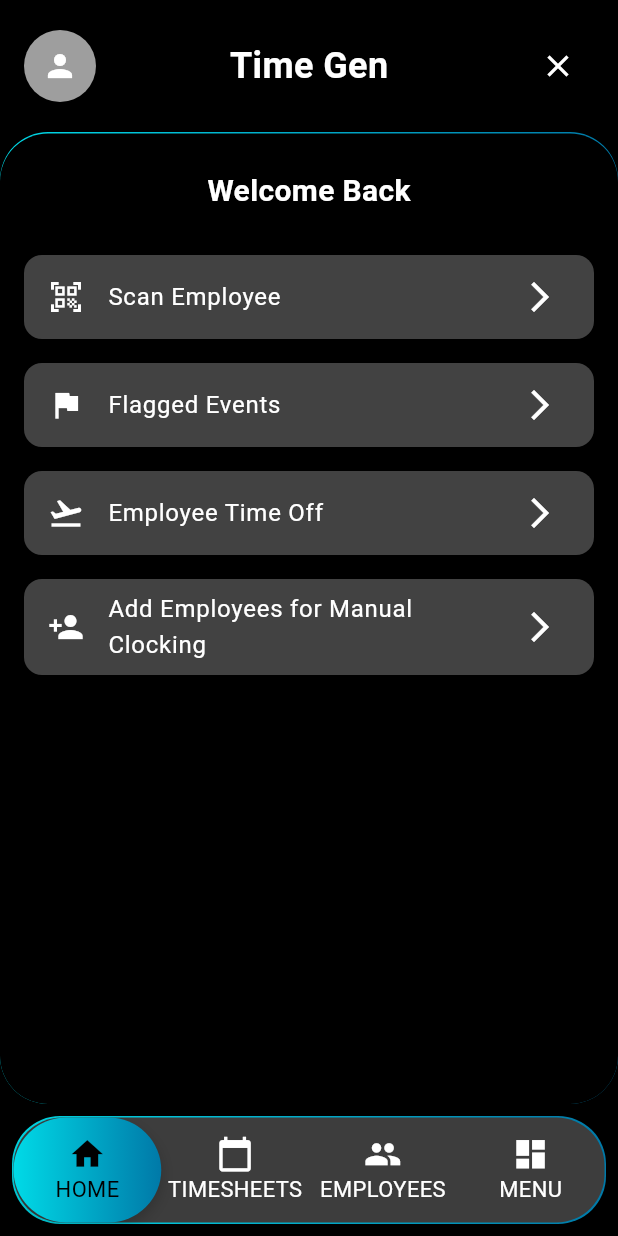
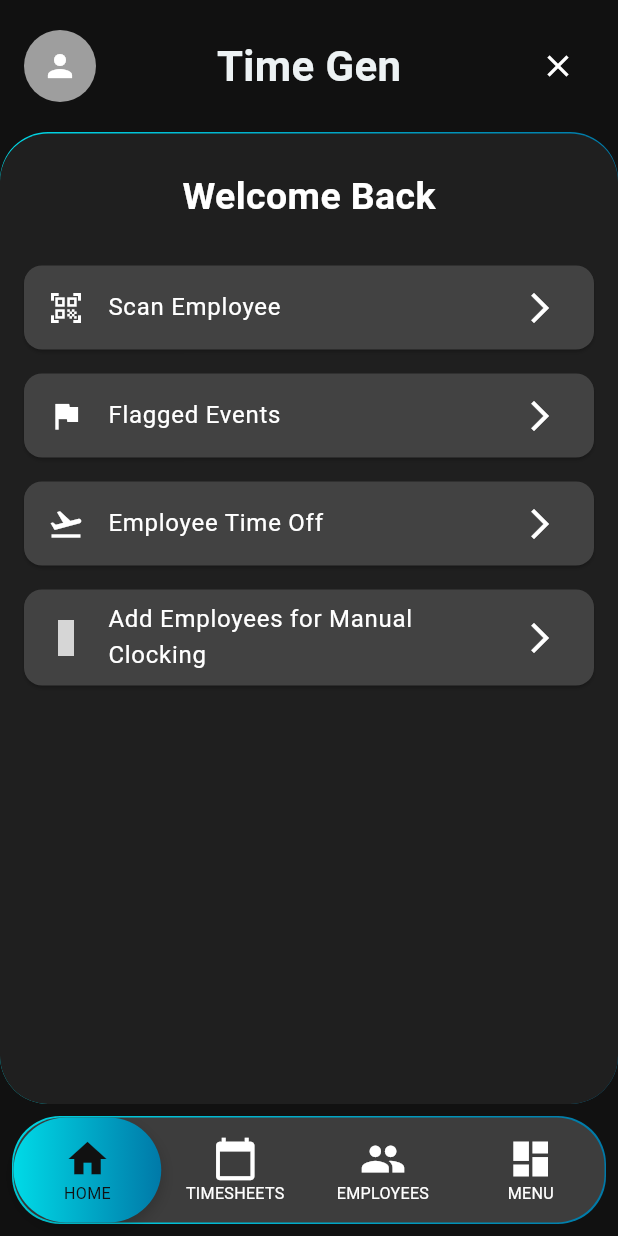
Before and after one commit to williamsykes/VIPIN-Assessment, a Flutter app: the screen it shows after launch, on a phone screen of 412 x 824 dp. Run offline on Flutter 3.47's test engine with Material 3 defaults, Android fonts, the phone set to English and light mode, and no system bars; our stand-ins replace google_fonts, google_nav_bar, material_symbols_icons; grey boxes are pictures that could not be loaded.

Commit message:
cleanup; also, kotlin is being an asshole

```diff
--- a/lib/screens/home.dart
+++ b/lib/screens/home.dart
@@ -1,4 +1,7 @@
 import 'package:flutter/material.dart';
+import 'package:material_symbols_icons/symbols.dart';
+import 'package:vipin_assessment/theme/colors.dart';
+import 'package:vipin_assessment/theme/text_styles.dart';
 import 'package:vipin_assessment/widget/custom/googleNav/google_nav_bar.dart';
 import 'package:vipin_assessment/widget/custom/gradient_border.dart';
 import 'package:vipin_assessment/widget/custom/home_button.dart';
@@ -16,16 +19,16 @@ class _HomeState extends State<Home> {
   final List<Widget> _pages = [
     Column(
       children: [
-        const Padding(
-          padding: EdgeInsets.symmetric(horizontal: 16.0, vertical: 20),
+        Padding(
+          padding: const EdgeInsets.symmetric(
+            horizontal: 16.0,
+            vertical: 20,
+          ),
           child: Align(
             alignment: Alignment.center,
             child: Text(
               'Welcome Back',
-              style: TextStyle(
-                  color: Colors.white,
-                  fontSize: 20,
-                  fontWeight: FontWeight.bold),
+              style: TextStyles.white25ExtraBold,
             ),
           ),
         ),
@@ -46,7 +49,7 @@ class _HomeState extends State<Home> {
                 label: 'Employee Time Off',
               ),
               HomeButton(
-                icon: Icons.person_add,
+                icon: Symbols.distance,
                 label: 'Add Employees for Manual Clocking',
               ),
             ],
@@ -54,11 +57,24 @@ class _HomeState extends State<Home> {
         ),
       ],
     ),
-    const Center(
-        child: Text('Timesheets', style: TextStyle(color: Colors.white))),
-    const Center(
-        child: Text('Employees', style: TextStyle(color: Colors.white))),
-    const Center(child: Text('Menu', style: TextStyle(color: Colors.white))),
+    Center(
+      child: Text(
+        'Timesheets',
+        style: TextStyles.white15ExtraBold,
+      ),
+    ),
+    Center(
+      child: Text(
+        'Employees',
+        style: TextStyles.white15ExtraBold,
+      ),
+    ),
+    Center(
+      child: Text(
+        'Menu',
+        style: TextStyles.white15ExtraBold,
+      ),
+    ),
   ];
 
   void _onItemTapped(int index) {
@@ -70,7 +86,7 @@ class _HomeState extends State<Home> {
   @override
   Widget build(BuildContext context) {
     return Scaffold(
-      backgroundColor: Colors.black,
+      backgroundColor: CustomColors.dark,
       body: SafeArea(
         child: Column(
           children: [
@@ -86,12 +102,9 @@ class _HomeState extends State<Home> {
                     backgroundColor: Colors.grey,
                     child: Icon(Icons.person, color: Colors.white),
                   ),
-                  const Text(
+                  Text(
                     'Time Gen',
-                    style: TextStyle(
-                        color: Colors.white,
-                        fontSize: 24,
-                        fontWeight: FontWeight.bold),
+                    style: TextStyles.offwhite28ExtraBold,
                   ),
                   IconButton(
                     icon: const Icon(Icons.close, color: Colors.white),
@@ -109,8 +122,8 @@ class _HomeState extends State<Home> {
                 allowRight: false,
                 borderGradient: const LinearGradient(
                   colors: [
-                    Color(0xFF00DAE7),
-                    Color(0xFF0079A8),
+                    CustomColors.primary,
+                    CustomColors.primaryDark,
                   ],
                 ),
                 radius: 32,
@@ -125,11 +138,11 @@ class _HomeState extends State<Home> {
       bottomNavigationBar: Padding(
         padding: const EdgeInsets.all(8.0),
         child: GradientBorderContainer(
-          color: const Color(0xFF3D3D3D),
+          color: CustomColors.grey,
           borderGradient: const LinearGradient(
             colors: [
-              Color(0xFF00DAE7),
-              Color(0xFF0079A8),
+              CustomColors.primary,
+              CustomColors.primaryDark,
             ],
           ),
           radius: 32,
@@ -139,11 +152,12 @@ class _HomeState extends State<Home> {
             onTabChange: _onItemTapped,
             backgroundColor: Colors.transparent,
             color: Colors.white,
-            activeColor: Colors.black,
+            activeColor: CustomColors.dark,
+            iconSize: 40,
             tabBackgroundGradient: const LinearGradient(
               colors: [
-                Color(0xFF00DAE7),
-                Color(0xFF0079A8),
+                CustomColors.primary,
+                CustomColors.primaryDark,
               ],
             ),
             tabShadow: [
--- /dev/null
+++ b/lib/theme/colors.dart
@@ -0,0 +1,17 @@
+import 'package:flutter/widgets.dart';
+
+class CustomColors extends Color {
+  const CustomColors(super.value);
+
+  static const primary = Color(0xFF00DAE7);
+  static const primaryDark = Color(0xFF0079A8);
+
+  static const grey = Color(0xFF3D3D3D);
+  static const darkGrey = Color(0xFF2B2B2B);
+
+  static const background = Color(0xFF1F1F1F);
+
+  static const offwhite = Color(0xFFEDF2F4);
+
+  static const dark = Color(0xFF111111);
+}
--- /dev/null
+++ b/lib/theme/text_styles.dart
@@ -0,0 +1,27 @@
+import 'package:flutter/material.dart';
+import 'package:google_fonts/google_fonts.dart';
+import 'package:vipin_assessment/theme/colors.dart';
+
+class TextStyles {
+  static final TextStyle white = GoogleFonts.roboto(
+    color: Colors.white,
+  );
+
+  static final TextStyle white25ExtraBold = GoogleFonts.roboto(
+    fontSize: 25.0,
+    fontWeight: FontWeight.w700,
+    color: Colors.white,
+  );
+
+  static final TextStyle white15ExtraBold = GoogleFonts.roboto(
+    fontSize: 15.0,
+    fontWeight: FontWeight.w700,
+    color: Colors.white,
+  );
+
+  static final TextStyle offwhite28ExtraBold = GoogleFonts.roboto(
+    fontSize: 28.0,
+    fontWeight: FontWeight.w700,
+    color: CustomColors.offwhite,
+  );
+}
--- a/lib/widget/custom/gradient_border.dart
+++ b/lib/widget/custom/gradient_border.dart
@@ -1,4 +1,5 @@
 import 'package:flutter/material.dart';
+import 'package:vipin_assessment/theme/colors.dart';
 
 class GradientBorderContainer extends StatelessWidget {
   final Widget content;
@@ -17,7 +18,7 @@ class GradientBorderContainer extends StatelessWidget {
     required this.content,
     required this.borderGradient,
     super.key,
-    this.color = Colors.black,
+    this.color = CustomColors.background,
     this.radius = 0.0,
     this.borderWidth = 1.0,
     this.margin,
--- a/pubspec.yaml
+++ b/pubspec.yaml
@@ -32,6 +32,8 @@ dependencies:
     sdk: flutter
 
   google_nav_bar: ^5.0.7
+  material_symbols_icons: ^4.2719.2
+  google_fonts: ^6.2.1
 
 
   # The following adds the Cupertino Icons font to your application.
```
Also changed, not shown: lib/widget/custom/fancy_nav_bar.dart (deleted, +0 -96 lines), pubspec.lock, 1 other file.
